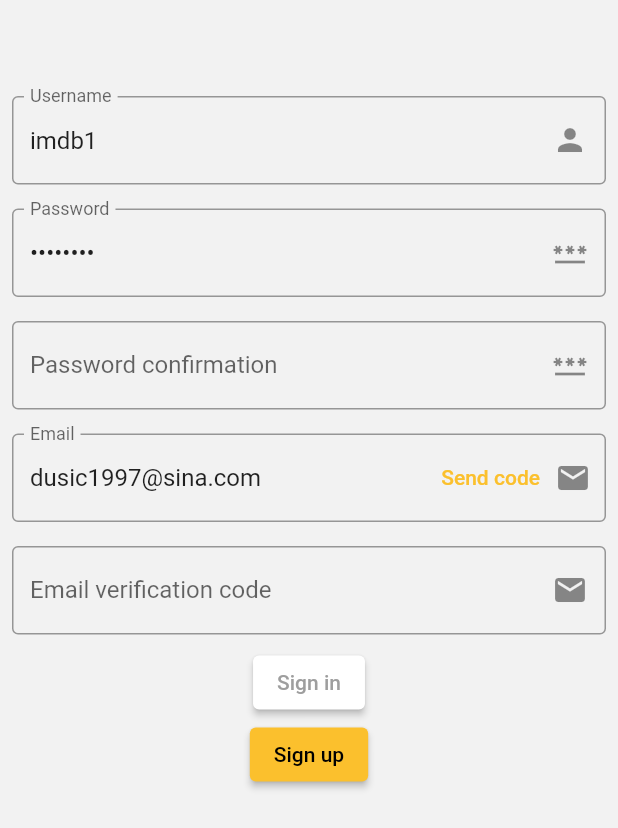
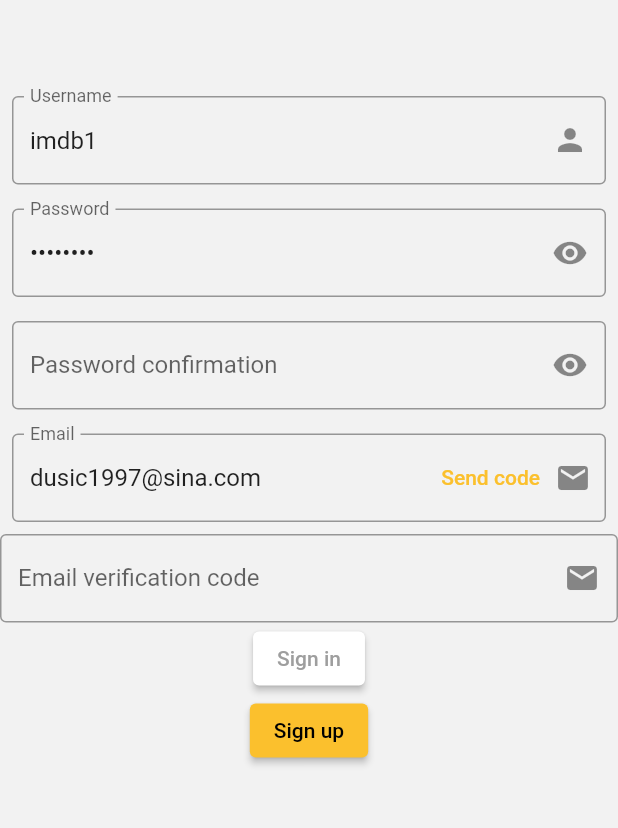
Before and after one commit to Jack-Woodearth/imdb_bloc, a Flutter app: the ImdbSignInScreen screen opened by its route, after a tap on "Sign up", on a phone screen of 412 x 824 dp. Shown: the top 828 px of the screen. Run offline on Flutter 3.47's test engine with Material 2 defaults, Android fonts, the phone set to English and light mode, and no system bars; our stand-ins replace auto_size_text, bloc, cached_network_image, carousel_slider, dio, expandable_text and 25 more; missing offline and left inert: dart:ffi, dio_cache_interceptor, dsc_utils, encrypt, flutter_isolate, network_to_file_image and 1 more; accounts and stored records are empty; network calls fail; Roboto replaces fonts that are missing (TimesNewRoman).

Commit message:
2023年2月1日2

```diff
--- a/lib/screens/home/home_screen.dart
+++ b/lib/screens/home/home_screen.dart
@@ -28,7 +28,7 @@ class _HomeScreenState extends State<HomeScreen> {
 
   @override
   Widget build(BuildContext context) {
-    dp('HomeScreen build');
+    // dp('HomeScreen build');
     return WillPopScope(
       onWillPop: (() async {
         await showConfirmDialog(context, 'Exit Imdb?', () {
--- a/lib/screens/signin/imdb_signin.dart
+++ b/lib/screens/signin/imdb_signin.dart
@@ -77,11 +77,12 @@ class _SignInInputsState extends State<SignInInputs> {
   late final data = widget.data;
   @override
   Widget build(BuildContext context) {
-    return Column(
+    return SingleChildScrollView(
+      child: Column(
         children: [
-        Column(
-          children: [
-            TextFormField(
+          Padding(
+            padding: const EdgeInsets.all(8.0),
+            child: TextFormField(
               initialValue: data.username,
               validator: (value) => value?.isValidUsername() == true
                   ? null
@@ -101,7 +102,10 @@ class _SignInInputsState extends State<SignInInputs> {
                 dp('data.username=${data.username}');
               },
             ),
-            StatefulBuilder(builder: (context, update) {
+          ),
+          Padding(
+            padding: const EdgeInsets.all(8.0),
+            child: StatefulBuilder(builder: (context, update) {
               return TextFormField(
                 initialValue: data.password,
                 // name: 'Password',
@@ -115,8 +119,8 @@ class _SignInInputsState extends State<SignInInputs> {
                   border: const OutlineInputBorder(),
                   labelText: 'Password',
                   suffixIcon: InkWell(
-                    child: const Icon(
-                      Icons.password,
+                    child: Icon(
+                      !_showPassword ? Icons.password : Icons.remove_red_eye,
                     ),
                     onTap: () {
                       update(
@@ -129,13 +133,16 @@ class _SignInInputsState extends State<SignInInputs> {
                 ),
               );
             }),
+          ),
           BlocBuilder<SignInCubit, SignInState>(
             builder: (context, state) {
               return AnimatedSize(
                 duration: const Duration(milliseconds: 200),
                 child: state.isLogin
                     ? const SizedBox()
-                      : StatefulBuilder(builder: (context, update) {
+                    : Padding(
+                        padding: const EdgeInsets.all(8.0),
+                        child: StatefulBuilder(builder: (context, update) {
                           return TextFormField(
                             initialValue: '',
                             onChanged: (v) {
@@ -149,8 +156,10 @@ class _SignInInputsState extends State<SignInInputs> {
                               border: const OutlineInputBorder(),
                               labelText: 'Password confirmation',
                               suffixIcon: InkWell(
-                                child: const Icon(
-                                  Icons.password,
+                                child: Icon(
+                                  !_showPasswordConfirmation
+                                      ? Icons.password
+                                      : Icons.remove_red_eye,
                                 ),
                                 onTap: () {
                                   update(
@@ -164,6 +173,7 @@ class _SignInInputsState extends State<SignInInputs> {
                             ),
                           );
                         }),
+                      ),
               );
             },
           ),
@@ -172,7 +182,9 @@ class _SignInInputsState extends State<SignInInputs> {
               duration: const Duration(milliseconds: 200),
               child: state.isLogin
                   ? const SizedBox()
-                    : StatefulBuilder(builder: (context, update) {
+                  : Padding(
+                      padding: const EdgeInsets.all(8.0),
+                      child: StatefulBuilder(builder: (context, update) {
                         return TextFormField(
                           initialValue: data.email,
                           validator: (value) =>
@@ -223,6 +235,7 @@ class _SignInInputsState extends State<SignInInputs> {
                           },
                         );
                       }),
+                    ),
             );
           }),
           BlocBuilder<SignInCubit, SignInState>(builder: (context, state) {
@@ -247,14 +260,8 @@ class _SignInInputsState extends State<SignInInputs> {
                     ),
             );
           })
-          ]
-              .map((e) => Padding(
-                    padding: const EdgeInsets.all(8.0),
-                    child: e,
-                  ))
-              .toList(),
-        )
         ],
+      ),
     );
   }
 }
--- a/lib/widgets/StackedPictures.dart
+++ b/lib/widgets/StackedPictures.dart
@@ -102,7 +102,7 @@ class StackedPictures extends StatelessWidget {
                     alignment: Alignment.center,
                     children: [
                       LayoutBuilder(builder: (context, constr) {
-                        dp('constr.maxWidth=${constr.maxWidth}');
+                        // dp('constr.maxWidth=${constr.maxWidth}');
                         return SizedBox(
                           height: double.infinity,
                           child: MyNetworkImage(
```
Also changed, not shown: lib/screens/home/home_muti_slivers.dart (+7 -7 lines), lib/screens/home/home_top_slider.dart (+11 -1 lines), lib/screens/movie_detail/top_movie_card_long.dart (+21 -19 lines), lib/widgets/captcha.dart (+17 -2 lines). Lines whose indentation alone changed are shown as unchanged.
